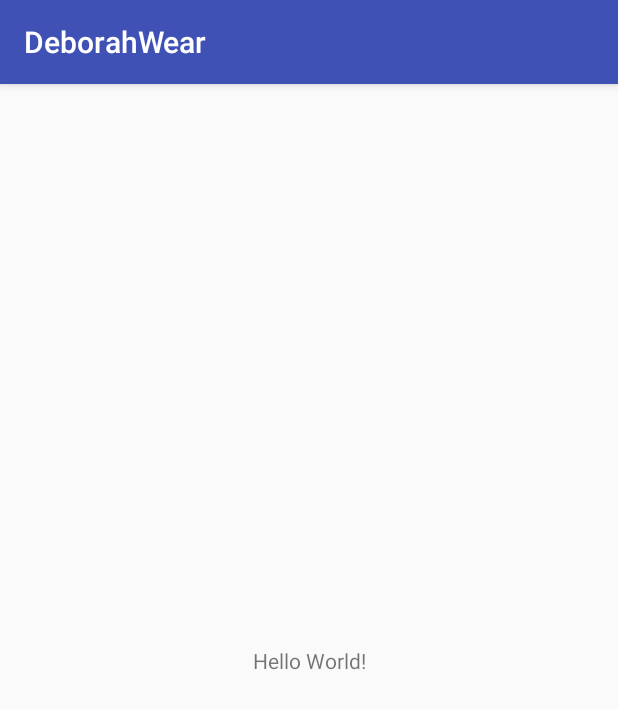
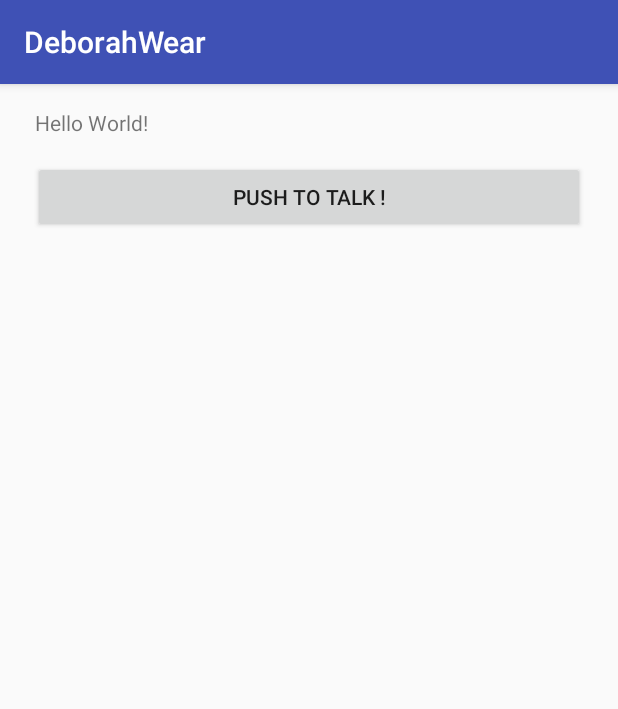
Before and after one commit to fourseasonslab/DeborahWear, an Android app: the screen it shows after launch (MainActivity), on a phone screen of 412 x 824 dp. Shown: the top 709 px of the screen. Run offline under Robolectric (Android 15) with nearby library versions, the phone set to English and light mode, and no system bars.

Commit message:
Impl simple button app

```diff
--- a/mobile/src/main/java/com/fourseasonslab/deborahwear/MainActivity.java
+++ b/mobile/src/main/java/com/fourseasonslab/deborahwear/MainActivity.java
@@ -2,6 +2,9 @@ package com.fourseasonslab.deborahwear;
 
 import android.support.v7.app.AppCompatActivity;
 import android.os.Bundle;
+import android.view.View;
+import android.widget.Button;
+import android.widget.TextView;
 
 public class MainActivity extends AppCompatActivity {
 
@@ -9,5 +12,17 @@ public class MainActivity extends AppCompatActivity {
     protected void onCreate(Bundle savedInstanceState) {
         super.onCreate(savedInstanceState);
         setContentView(R.layout.activity_main);
+
+        Button button = (Button) findViewById(R.id.buttonPTT);
+        final TextView status = (TextView) findViewById(R.id.tboxStatus);
+
+        button.setOnClickListener(new View.OnClickListener() {
+            @Override
+            public void onClick(View v) {
+                status.setText("Pushed!");
+            }
+        });
     }
+
+
 }
--- a/mobile/src/main/res/layout/activity_main.xml
+++ b/mobile/src/main/res/layout/activity_main.xml
@@ -7,12 +7,34 @@
     tools:context="com.fourseasonslab.deborahwear.MainActivity">
 
     <TextView
-        android:layout_width="wrap_content"
-        android:layout_height="wrap_content"
+        android:id="@+id/tboxStatus"
+        android:layout_width="362dp"
+        android:layout_height="0dp"
         android:text="Hello World!"
-        app:layout_constraintBottom_toBottomOf="parent"
         app:layout_constraintLeft_toLeftOf="parent"
         app:layout_constraintRight_toRightOf="parent"
-        app:layout_constraintTop_toTopOf="parent" />
+        app:layout_constraintTop_toTopOf="parent"
+        android:layout_marginTop="16dp"
+        android:layout_marginLeft="32dp"
+        android:layout_marginRight="32dp"
+        android:layout_marginStart="16dp"
+        android:layout_marginEnd="16dp"
+        app:layout_constraintHorizontal_bias="0.4"
+        tools:layout_editor_absoluteY="93dp"
+        tools:layout_editor_absoluteX="-19dp" />
+
+    <Button
+        android:id="@+id/buttonPTT"
+        android:layout_width="368dp"
+        android:layout_height="wrap_content"
+        android:layout_marginEnd="8dp"
+        android:layout_marginLeft="8dp"
+        android:layout_marginRight="8dp"
+        android:layout_marginStart="8dp"
+        android:layout_marginTop="16dp"
+        android:text="Push to talk !"
+        app:layout_constraintLeft_toLeftOf="parent"
+        app:layout_constraintRight_toRightOf="parent"
+        app:layout_constraintTop_toBottomOf="@+id/tboxStatus" />
 
 </android.support.constraint.ConstraintLayout>
--- a/wear/src/main/res/layout/activity_main.xml
+++ b/wear/src/main/res/layout/activity_main.xml
@@ -9,13 +9,6 @@
     tools:deviceIds="wear">
 
     <TextView
-        android:id="@+id/text"
-        android:layout_width="match_parent"
-        android:layout_height="match_parent"
-        android:text="@string/hello_world"
-        app:layout_box="all" />
-
-    <TextView
         android:id="@+id/clock"
         android:layout_width="wrap_content"
         android:layout_height="wrap_content"
@@ -23,4 +16,17 @@
         android:textColor="@android:color/white"
         app:layout_box="all" />
 
+    <TextView
+        android:id="@+id/text"
+        android:layout_width="match_parent"
+        android:layout_height="134dp"
+        android:text="@string/hello_world"
+        app:layout_box="all" />
+
+    <Button
+        android:id="@+id/button2"
+        android:layout_width="wrap_content"
+        android:layout_height="wrap_content"
+        android:text="Button" />
+
 </android.support.wearable.view.BoxInsetLayout>
```
